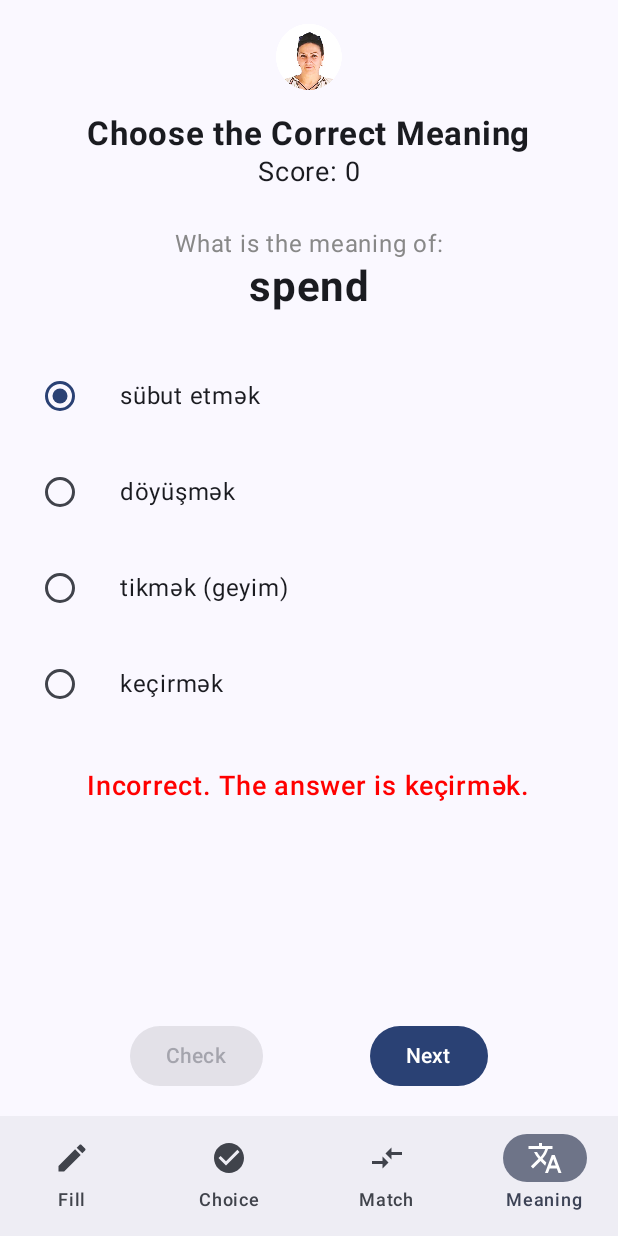
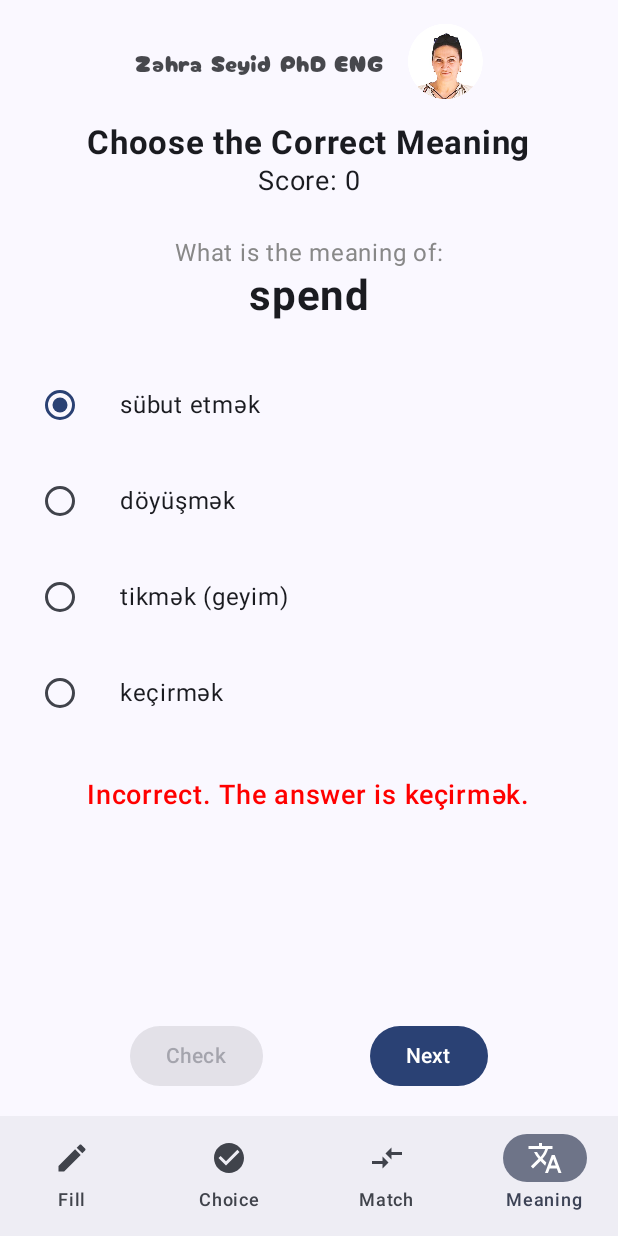
Before and after one commit to uluQulu/ZahraMuellimPhD-ENG, an Android app built with Jetpack Compose: the MeaningQuizScreen screen opened through its navigation route, after a tap on "Check", on a phone screen of 412 x 824 dp. Run offline under Robolectric (Android 15) with nearby library versions, the phone set to English and light mode, and no system bars; Roboto replaces fonts that are not available here; 2 other taps on this screen came first.

Commit message:
best version

```diff
--- a/app/src/main/java/com/example/zahramuellimphdeng/MainActivity.kt
+++ b/app/src/main/java/com/example/zahramuellimphdeng/MainActivity.kt
@@ -33,10 +33,7 @@ class MainActivity : ComponentActivity() {
 
     override fun onCreate(savedInstanceState: Bundle?) {
         super.onCreate(savedInstanceState)
-
-        // Initialize the sound player when the app starts
         SoundPlayer.initialize(applicationContext)
-
         setContent {
             ZahraMuellimPhDENGTheme {
                 val navController = rememberNavController()
@@ -57,7 +54,6 @@ class MainActivity : ComponentActivity() {
 
     override fun onDestroy() {
         super.onDestroy()
-        // Release the sound player resources when the app is closed
         SoundPlayer.release()
     }
 }
--- /dev/null
+++ b/app/src/main/java/com/example/zahramuellimphdeng/ui/common/AppHeader.kt
@@ -0,0 +1,44 @@
+package com.example.zahramuellimphdeng.ui.common
+
+import androidx.compose.foundation.Image
+import androidx.compose.foundation.layout.Row
+import androidx.compose.foundation.layout.Spacer
+import androidx.compose.foundation.layout.height
+import androidx.compose.foundation.layout.padding
+import androidx.compose.foundation.layout.width
+import androidx.compose.material3.MaterialTheme
+import androidx.compose.material3.Text
+import androidx.compose.runtime.Composable
+import androidx.compose.ui.Alignment
+import androidx.compose.ui.Modifier
+import androidx.compose.ui.res.painterResource
+import androidx.compose.ui.text.font.Font
+import androidx.compose.ui.text.font.FontFamily
+import androidx.compose.ui.unit.dp
+import androidx.compose.ui.unit.sp
+import com.example.zahramuellimphdeng.R
+
+// Define your custom font family here.
+// IMPORTANT: Change 'R.font.montserrat_regular' to match the filename you added.
+val customFontFamily = FontFamily(Font(R.font.cherry_bomb_one_regular))
+
+@Composable
+fun AppHeader() {
+    Row(
+        modifier = Modifier.padding(bottom = 16.dp),
+        verticalAlignment = Alignment.CenterVertically
+    ) {
+        Text(
+            text = "Zəhra Seyid PhD ENG",
+            fontFamily = customFontFamily, // Using the custom font
+            fontSize = 16.sp,
+            color = MaterialTheme.colorScheme.onSurface.copy(alpha = 0.8f)
+        )
+        Spacer(modifier = Modifier.width(16.dp))
+        Image(
+            painter = painterResource(id = R.drawable.logo_placeholder),
+            contentDescription = "App Logo",
+            modifier = Modifier.height(50.dp) // Slightly smaller logo
+        )
+    }
+}
--- a/app/src/main/java/com/example/zahramuellimphdeng/ui/screens/FillTheBlankScreen.kt
+++ b/app/src/main/java/com/example/zahramuellimphdeng/ui/screens/FillTheBlankScreen.kt
@@ -1,6 +1,5 @@
 package com.example.zahramuellimphdeng.ui.screens
 
-import androidx.compose.foundation.Image
 import androidx.compose.foundation.layout.*
 import androidx.compose.foundation.text.KeyboardActions
 import androidx.compose.foundation.text.KeyboardOptions
@@ -9,14 +8,15 @@ import androidx.compose.runtime.*
 import androidx.compose.ui.Alignment
 import androidx.compose.ui.Modifier
 import androidx.compose.ui.graphics.Color
+import androidx.compose.ui.platform.LocalContext
 import androidx.compose.ui.platform.LocalFocusManager
-import androidx.compose.ui.res.painterResource
+import androidx.compose.ui.text.TextStyle
 import androidx.compose.ui.text.font.FontWeight
 import androidx.compose.ui.text.input.ImeAction
 import androidx.compose.ui.unit.dp
 import androidx.compose.ui.unit.sp
-import com.example.zahramuellimphdeng.R
 import com.example.zahramuellimphdeng.ui.MainViewModel
+import com.example.zahramuellimphdeng.ui.common.AppHeader
 import com.example.zahramuellimphdeng.utils.SoundPlayer
 
 @OptIn(ExperimentalMaterial3Api::class)
@@ -31,6 +31,8 @@ fun FillTheBlankScreen(viewModel: MainViewModel) {
     var score by remember { mutableIntStateOf(0) }
 
     val focusManager = LocalFocusManager.current
+    // ** THE FIX IS HERE: Get the context so we can pass it **
+    val context = LocalContext.current
 
     fun checkAnswers() {
         focusManager.clearFocus()
@@ -63,13 +65,7 @@ fun FillTheBlankScreen(viewModel: MainViewModel) {
             .padding(16.dp),
         horizontalAlignment = Alignment.CenterHorizontally
     ) {
-        Image(
-            painter = painterResource(id = R.drawable.logo_placeholder),
-            contentDescription = "App Logo",
-            modifier = Modifier
-                .height(60.dp)
-                .padding(bottom = 16.dp)
-        )
+        AppHeader()
 
         Text("Fill in the Correct Forms", fontSize = 22.sp, fontWeight = FontWeight.Bold)
         Text("Score: $score", fontSize = 18.sp)
@@ -81,17 +77,27 @@ fun FillTheBlankScreen(viewModel: MainViewModel) {
 
         OutlinedTextField(
             value = pastInput,
-            onValueChange = { pastInput = it },
+            onValueChange = { newText ->
+                pastInput = newText
+                // ** THE FIX IS HERE: Pass the context to the function **
+                SoundPlayer.playTypingSound(context)
+            },
             label = { Text("Past Form") },
             singleLine = true,
+            textStyle = TextStyle(fontSize = 20.sp),
             keyboardOptions = KeyboardOptions(imeAction = ImeAction.Next)
         )
         Spacer(modifier = Modifier.height(16.dp))
         OutlinedTextField(
             value = participleInput,
-            onValueChange = { participleInput = it },
+            onValueChange = { newText ->
+                participleInput = newText
+                // ** THE FIX IS HERE: Pass the context to the function **
+                SoundPlayer.playTypingSound(context)
+            },
             label = { Text("Participle II Form") },
             singleLine = true,
+            textStyle = TextStyle(fontSize = 20.sp),
             keyboardOptions = KeyboardOptions(imeAction = ImeAction.Done),
             keyboardActions = KeyboardActions(onDone = { checkAnswers() })
         )
--- a/app/src/main/java/com/example/zahramuellimphdeng/ui/screens/MeaningQuizScreen.kt
+++ b/app/src/main/java/com/example/zahramuellimphdeng/ui/screens/MeaningQuizScreen.kt
@@ -1,6 +1,5 @@
 package com.example.zahramuellimphdeng.ui.screens
 
-import androidx.compose.foundation.Image
 import androidx.compose.foundation.layout.*
 import androidx.compose.foundation.selection.selectable
 import androidx.compose.material3.*
@@ -8,13 +7,12 @@ import androidx.compose.runtime.*
 import androidx.compose.ui.Alignment
 import androidx.compose.ui.Modifier
 import androidx.compose.ui.graphics.Color
-import androidx.compose.ui.res.painterResource
 import androidx.compose.ui.text.font.FontWeight
 import androidx.compose.ui.unit.dp
 import androidx.compose.ui.unit.sp
-import com.example.zahramuellimphdeng.R
 import com.example.zahramuellimphdeng.data.Verb
 import com.example.zahramuellimphdeng.ui.MainViewModel
+import com.example.zahramuellimphdeng.ui.common.AppHeader
 import com.example.zahramuellimphdeng.utils.SoundPlayer
 
 @Composable
@@ -51,13 +49,8 @@ fun MeaningQuizScreen(viewModel: MainViewModel) {
             .padding(16.dp),
         horizontalAlignment = Alignment.CenterHorizontally
     ) {
-        Image(
-            painter = painterResource(id = R.drawable.logo_placeholder),
-            contentDescription = "App Logo",
-            modifier = Modifier
-                .height(60.dp)
-                .padding(bottom = 16.dp)
-        )
+        AppHeader() // <-- UPDATED HEADER
+
         Text("Choose the Correct Meaning", fontSize = 22.sp, fontWeight = FontWeight.Bold)
         Text("Score: $score", fontSize = 18.sp)
         Spacer(modifier = Modifier.height(24.dp))
--- a/app/src/main/java/com/example/zahramuellimphdeng/utils/SoundPlayer.kt
+++ b/app/src/main/java/com/example/zahramuellimphdeng/utils/SoundPlayer.kt
@@ -4,16 +4,17 @@ import android.content.Context
 import android.media.MediaPlayer
 import com.example.zahramuellimphdeng.R
 
-// A singleton object to manage and play our custom sounds efficiently
 object SoundPlayer {
 
+    // Players for sounds that are not rapid (played one at a time)
     private var correctSoundPlayer: MediaPlayer? = null
     private var wrongSoundPlayer: MediaPlayer? = null
     private var clickSoundPlayer: MediaPlayer? = null
 
-    // Initialize should be called once when the app starts
+    // We will NOT hold a permanent instance for the typing sound
+
     fun initialize(context: Context) {
-        // Create players only if they haven't been created yet
+        // Create the non-rapid players once
         if (correctSoundPlayer == null) {
             correctSoundPlayer = MediaPlayer.create(context, R.raw.correct)
         }
@@ -27,7 +28,6 @@ object SoundPlayer {
 
     fun playCorrectSound() {
         correctSoundPlayer?.let { player ->
-            // Set volume to maximum (left_channel, right_channel)
             player.setVolume(1.0f, 1.0f)
             if (!player.isPlaying) {
                 player.start()
@@ -36,20 +36,42 @@ object SoundPlayer {
     }
 
     fun playWrongSound() {
-        if (wrongSoundPlayer?.isPlaying == false) {
-            wrongSoundPlayer?.start()
+        wrongSoundPlayer?.let { player ->
+            player.setVolume(0.7f, 0.7f)
+            if (!player.isPlaying) {
+                player.start()
+            }
         }
     }
 
     fun playClickSound() {
-        if (clickSoundPlayer?.isPlaying == false) {
-            // Seek to the beginning if the sound is short and might be clicked rapidly
-            clickSoundPlayer?.seekTo(0)
-            clickSoundPlayer?.start()
+        clickSoundPlayer?.let { player ->
+            player.setVolume(0.8f, 0.8f)
+            if (player.isPlaying) {
+                player.seekTo(0)
+            }
+            player.start()
         }
     }
 
-    // Release resources when the app is destroyed to prevent memory leaks
+    // *** THIS IS THE NEW, CORRECT LOGIC FOR THE TYPING SOUND ***
+    fun playTypingSound(context: Context) {
+        // Create a new, fresh player every single time the function is called.
+        // This is the key to making it responsive.
+        val typingSoundPlayer = MediaPlayer.create(context, R.raw.typing)
+
+        typingSoundPlayer?.let { player ->
+            player.setVolume(0.6f, 0.6f)
+            // This is crucial: we add a listener that will automatically
+            // release the resources as soon as the sound clip has finished playing.
+            player.setOnCompletionListener { mp ->
+                mp.release()
+            }
+            player.start()
+        }
+    }
+
+    // Release the long-lived players when the app is destroyed
     fun release() {
         correctSoundPlayer?.release()
         correctSoundPlayer = null
--- a/app/src/main/res/values/strings.xml
+++ b/app/src/main/res/values/strings.xml
@@ -1,3 +1,3 @@
 <resources>
-    <string name="app_name">Zahra Muellim PhD ENG</string>
+    <string name="app_name">Zəhra Seyid PhD ENG</string>
 </resources>
```
Also changed, not shown: app/src/main/java/com/example/zahramuellimphdeng/ui/screens/MatchingGameScreen.kt (+3 -10 lines), app/src/main/java/com/example/zahramuellimphdeng/ui/screens/MultipleChoiceScreen.kt (+3 -10 lines), app/src/main/res/font/cherry_bomb_one_regular.ttf (added), 1 other file.
